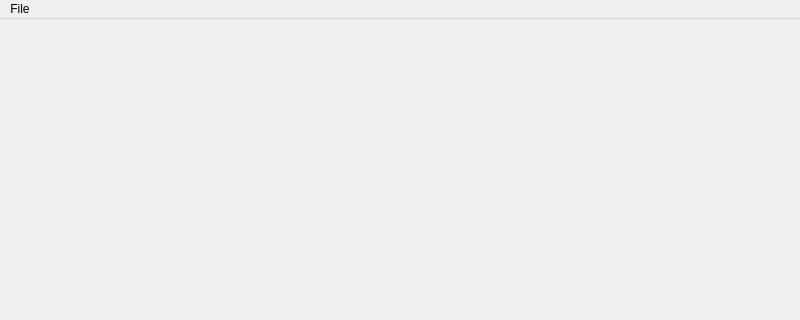
Sandres92/treitest, file treitestwindow/mainwindow.ui: the form before one commit; both pictures show x 0 to 800 and y 0 to 320 of the 800 by 600 pixel window.
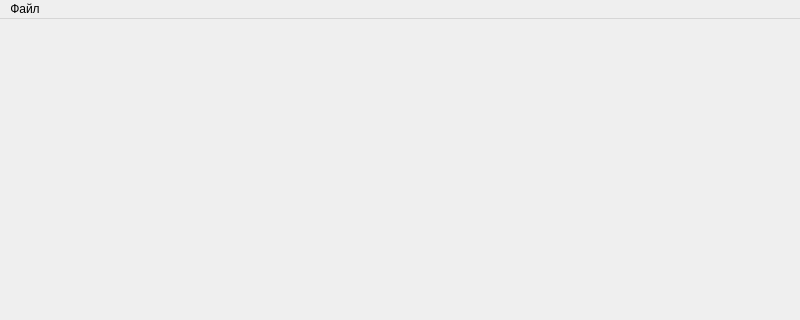
The form after the commit.

Diff of the .ui file:
```diff
--- a/treitestwindow/mainwindow.ui
+++ b/treitestwindow/mainwindow.ui
@@ -27,12 +27,12 @@
      <x>0</x>
      <y>0</y>
      <width>800</width>
-     <height>25</height>
+     <height>20</height>
     </rect>
    </property>
    <widget class="QMenu" name="menuFile">
     <property name="title">
-     <string>File</string>
+     <string>Файл</string>
     </property>
     <addaction name="actionNew"/>
     <addaction name="actionSave"/>
```
Left out of the diff: 4 changed lines with no effect on the pictures.
